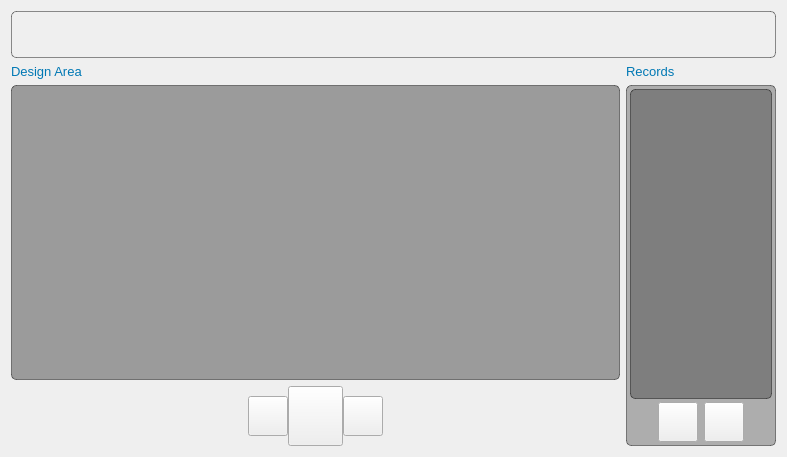
The window that mainwindow.ui (abigdreamer/Objectwheelprivate) describes before a commit, drawn with Qt 5.
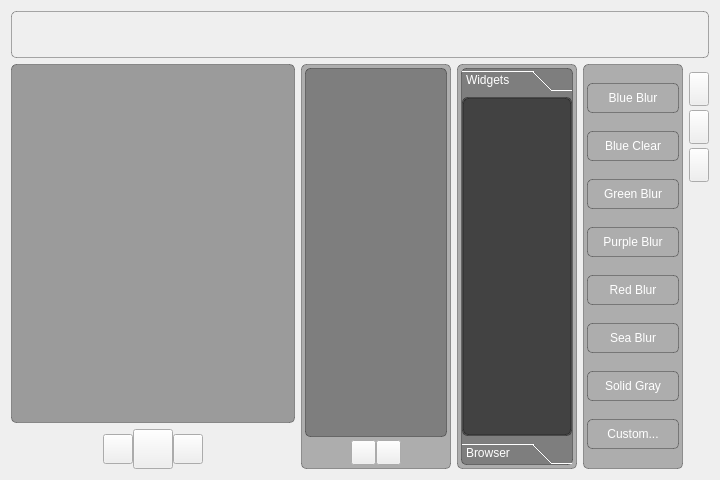
The same window after the commit. Icons and pictures are not drawn.

Commit message: Browser half stable Login screen complete (without portrait) Themes complete Mainscreen changed

```diff
--- a/mainwindow.ui
+++ b/mainwindow.ui
@@ -6,8 +6,8 @@
    <rect>
     <x>0</x>
     <y>0</y>
-    <width>787</width>
-    <height>457</height>
+    <width>720</width>
+    <height>480</height>
    </rect>
   </property>
   <property name="palette">
@@ -91,7 +91,135 @@
 }</string>
    </property>
    <layout class="QGridLayout" name="gridLayout">
-    <item row="2" column="0" colspan="2">
+    <item row="1" column="4" rowspan="2">
+     <layout class="QVBoxLayout" name="verticalLayout_4">
+      <property name="spacing">
+       <number>4</number>
+      </property>
+      <item>
+       <widget class="QPushButton" name="tabButton">
+        <property name="minimumSize">
+         <size>
+          <width>20</width>
+          <height>34</height>
+         </size>
+        </property>
+        <property name="maximumSize">
+         <size>
+          <width>10</width>
+          <height>17</height>
+         </size>
+        </property>
+        <property name="layoutDirection">
+         <enum>Qt::LeftToRight</enum>
+        </property>
+        <property name="styleSheet">
+         <string notr="true">QPushButton#tabButton {
+	border-image: url(:/pics/tab.png);
+ }
+QPushButton#tabButton:pressed {
+	border-image: url(:/pics/tab2.png);
+ }</string>
+        </property>
+        <property name="text">
+         <string/>
+        </property>
+        <property name="icon">
+         <iconset resource="resource.qrc">
+          <normaloff>:/pics/reload.png</normaloff>:/pics/reload.png</iconset>
+        </property>
+        <property name="iconSize">
+         <size>
+          <width>16</width>
+          <height>16</height>
+         </size>
+        </property>
+       </widget>
+      </item>
+      <item>
+       <widget class="QPushButton" name="tabButton_2">
+        <property name="minimumSize">
+         <size>
+          <width>20</width>
+          <height>34</height>
+         </size>
+        </property>
+        <property name="maximumSize">
+         <size>
+          <width>10</width>
+          <height>17</height>
+         </size>
+        </property>
+        <property name="layoutDirection">
+         <enum>Qt::LeftToRight</enum>
+        </property>
+        <property name="styleSheet">
+         <string notr="true">QPushButton#tabButton_2 {
+	border-image: url(:/pics/tab.png);
+ }
+QPushButton#tabButton_2:pressed {
+	border-image: url(:/pics/tab2.png);
+ }</string>
+        </property>
+        <property name="text">
+         <string/>
+        </property>
+        <property name="icon">
+         <iconset resource="resource.qrc">
+          <normaloff>:/drgdrpres/parts.png</normaloff>:/drgdrpres/parts.png</iconset>
+        </property>
+       </widget>
+      </item>
+      <item>
+       <widget class="QPushButton" name="tabButton_3">
+        <property name="minimumSize">
+         <size>
+          <width>20</width>
+          <height>34</height>
+         </size>
+        </property>
+        <property name="maximumSize">
+         <size>
+          <width>10</width>
+          <height>17</height>
+         </size>
+        </property>
+        <property name="layoutDirection">
+         <enum>Qt::LeftToRight</enum>
+        </property>
+        <property name="styleSheet">
+         <string notr="true">QPushButton#tabButton_3 {
+	border-image: url(:/pics/tab.png);
+ }
+QPushButton#tabButton_3:pressed {
+	border-image: url(:/pics/tab2.png);
+ }</string>
+        </property>
+        <property name="text">
+         <string/>
+        </property>
+        <property name="icon">
+         <iconset resource="resource.qrc">
+          <normaloff>:/drgdrpres/theme.png</normaloff>:/drgdrpres/theme.png</iconset>
+        </property>
+       </widget>
+      </item>
+      <item>
+       <spacer name="verticalSpacer">
+        <property name="orientation">
+         <enum>Qt::Vertical</enum>
+        </property>
+        <property name="sizeHint" stdset="0">
+         <size>
+          <width>0</width>
+          <height>40</height>
+         </size>
+        </property>
+       </spacer>
+      </item>
+     </layout>
+    </item>
+    <item row="1" column="0">
      <widget class="QWidget" name="widget" native="true">
       <property name="sizePolicy">
        <sizepolicy hsizetype="Expanding" vsizetype="Expanding">
@@ -219,295 +347,105 @@
       </property>
       <property name="styleSheet">
        <string notr="true">#widget{
-border: 1px solid rgba(0,0,0,110);
+border: 1px solid rgba(0,0,0,80);
 border-radius: 5px;
 background-color: rgba(0, 0, 0, 90);
 }</string>
       </property>
      </widget>
     </item>
-    <item row="3" column="0" colspan="2">
-     <layout class="QHBoxLayout" name="horizontalLayout_3">
-      <property name="spacing">
-       <number>0</number>
+    <item row="1" column="2" rowspan="2">
+     <widget class="QFrame" name="frame">
+      <property name="minimumSize">
+       <size>
+        <width>120</width>
+        <height>0</height>
+       </size>
       </property>
-      <item>
-       <spacer name="horizontalSpacer_4">
-        <property name="orientation">
-         <enum>Qt::Horizontal</enum>
-        </property>
-        <property name="sizeHint" stdset="0">
-         <size>
-          <width>40</width>
-          <height>20</height>
-         </size>
-        </property>
-       </spacer>
-      </item>
-      <item>
-       <widget class="QPushButton" name="backButton">
-        <property name="sizePolicy">
-         <sizepolicy hsizetype="Fixed" vsizetype="Fixed">
-          <horstretch>0</horstretch>
-          <verstretch>0</verstretch>
-         </sizepolicy>
-        </property>
-        <property name="minimumSize">
-         <size>
-          <width>40</width>
-          <height>40</height>
-         </size>
-        </property>
-        <property name="maximumSize">
-         <size>
-          <width>40</width>
-          <height>40</height>
-         </size>
-        </property>
-        <property name="cursor">
-         <cursorShape>PointingHandCursor</cursorShape>
-        </property>
-        <property name="styleSheet">
-         <string notr="true">QPushButton#backButton {
-	border-image: url(:/pics/back.png);
- }
-QPushButton#backButton:pressed {
-	border-image: url(:/pics/back2.png);
- }</string>
-        </property>
-        <property name="text">
-         <string/>
-        </property>
-       </widget>
-      </item>
-      <item>
-       <widget class="QPushButton" name="saveButton">
-        <property name="sizePolicy">
-         <sizepolicy hsizetype="Fixed" vsizetype="Fixed">
-          <horstretch>0</horstretch>
-          <verstretch>0</verstretch>
-         </sizepolicy>
-        </property>
-        <property name="minimumSize">
-         <size>
-          <width>55</width>
-          <height>60</height>
-         </size>
-        </property>
-        <property name="maximumSize">
-         <size>
-          <width>55</width>
-          <height>60</height>
-         </size>
-        </property>
-        <property name="cursor">
-         <cursorShape>PointingHandCursor</cursorShape>
-        </property>
-        <property name="styleSheet">
-         <string notr="true">QPushButton#saveButton {
-	border-image: url(:/pics/save.png);
- }
-QPushButton#saveButton:pressed {
-	border-image: url(:/pics/save2.png);
- }</string>
-        </property>
-        <property name="text">
-         <string/>
-        </property>
-       </widget>
-      </item>
-      <item>
-       <widget class="QPushButton" name="forwardButton">
-        <property name="sizePolicy">
-         <sizepolicy hsizetype="Fixed" vsizetype="Fixed">
-          <horstretch>0</horstretch>
-          <verstretch>0</verstretch>
-         </sizepolicy>
-        </property>
-        <property name="minimumSize">
-         <size>
-          <width>40</width>
-          <height>40</height>
-         </size>
-        </property>
-        <property name="maximumSize">
-         <size>
-          <width>40</width>
-          <height>40</height>
-         </size>
-        </property>
-        <property name="cursor">
-         <cursorShape>PointingHandCursor</cursorShape>
-        </property>
-        <property name="styleSheet">
-         <string notr="true">QPushButton#forwardButton {
-	border-image: url(:/pics/forward.png);
- }
-QPushButton#forwardButton:pressed {
-	border-image: url(:/pics/forward2.png);
- }</string>
-        </property>
-        <property name="text">
-         <string/>
-        </property>
-       </widget>
-      </item>
-      <item>
-       <spacer name="horizontalSpacer_3">
-        <property name="orientation">
-         <enum>Qt::Horizontal</enum>
-        </property>
-        <property name="sizeHint" stdset="0">
-         <size>
-          <width>40</width>
-          <height>20</height>
-         </size>
-        </property>
-       </spacer>
-      </item>
-     </layout>
-    </item>
-    <item row="1" column="0">
-     <widget class="QLabel" name="label">
-      <property name="palette">
-       <palette>
-        <active>
-         <colorrole role="WindowText">
-          <brush brushstyle="SolidPattern">
-           <color alpha="255">
-            <red>0</red>
-            <green>120</green>
-            <blue>180</blue>
-           </color>
-          </brush>
-         </colorrole>
-         <colorrole role="Button">
-          <brush brushstyle="SolidPattern">
-           <color alpha="0">
-            <red>0</red>
-            <green>0</green>
-            <blue>0</blue>
-           </color>
-          </brush>
-         </colorrole>
-         <colorrole role="Base">
-          <brush brushstyle="SolidPattern">
-           <color alpha="0">
-            <red>0</red>
-            <green>0</green>
-            <blue>0</blue>
-           </color>
-          </brush>
-         </colorrole>
-         <colorrole role="Window">
-          <brush brushstyle="SolidPattern">
-           <color alpha="0">
-            <red>0</red>
-            <green>0</green>
-            <blue>0</blue>
-           </color>
-          </brush>
-         </colorrole>
-        </active>
-        <inactive>
-         <colorrole role="WindowText">
-          <brush brushstyle="SolidPattern">
-           <color alpha="255">
-            <red>0</red>
-            <green>120</green>
-            <blue>180</blue>
-           </color>
-          </brush>
-         </colorrole>
-         <colorrole role="Button">
-          <brush brushstyle="SolidPattern">
-           <color alpha="0">
-            <red>0</red>
-            <green>0</green>
-            <blue>0</blue>
-           </color>
-          </brush>
-         </colorrole>
-         <colorrole role="Base">
-          <brush brushstyle="SolidPattern">
-           <color alpha="0">
-            <red>0</red>
-            <green>0</green>
-            <blue>0</blue>
-           </color>
-          </brush>
-         </colorrole>
-         <colorrole role="Window">
-          <brush brushstyle="SolidPattern">
-           <color alpha="0">
-            <red>0</red>
-            <green>0</green>
-            <blue>0</blue>
-           </color>
-          </brush>
-         </colorrole>
-        </inactive>
-        <disabled>
-         <colorrole role="WindowText">
-          <brush brushstyle="SolidPattern">
-           <color alpha="255">
-            <red>190</red>
-            <green>190</green>
-            <blue>190</blue>
-           </color>
-          </brush>
-         </colorrole>
-         <colorrole role="Button">
-          <brush brushstyle="SolidPattern">
-           <color alpha="0">
-            <red>0</red>
-            <green>0</green>
-            <blue>0</blue>
-           </color>
-          </brush>
-         </colorrole>
-         <colorrole role="Base">
-          <brush brushstyle="SolidPattern">
-           <color alpha="0">
-            <red>0</red>
-            <green>0</green>
-            <blue>0</blue>
-           </color>
-          </brush>
-         </colorrole>
-         <colorrole role="Window">
-          <brush brushstyle="SolidPattern">
-           <color alpha="0">
-            <red>0</red>
-            <green>0</green>
-            <blue>0</blue>
-           </color>
-          </brush>
-         </colorrole>
-        </disabled>
-       </palette>
-      </property>
-      <property name="font">
-       <font>
-        <family>Arial</family>
-        <pointsize>10</pointsize>
-       </font>
+      <property name="maximumSize">
+       <size>
+        <width>120</width>
+        <height>16777215</height>
+       </size>
       </property>
       <property name="styleSheet">
-       <string notr="true">
-background-color:transparent;</string>
+       <string notr="true">#frame{
+border: 1px solid rgba(0,0,0,80);
+border-radius: 5px;
+background-color: rgba(0, 0, 0, 70);
+}</string>
       </property>
-      <property name="text">
-       <string>Design Area</string>
+      <property name="frameShape">
+       <enum>QFrame::StyledPanel</enum>
       </property>
+      <property name="frameShadow">
+       <enum>QFrame::Raised</enum>
+      </property>
+      <layout class="QVBoxLayout" name="verticalLayout_2">
+       <property name="spacing">
+        <number>3</number>
+       </property>
+       <property name="leftMargin">
+        <number>3</number>
+       </property>
+       <property name="topMargin">
+        <number>3</number>
+       </property>
+       <property name="rightMargin">
+        <number>3</number>
+       </property>
+       <property name="bottomMargin">
+        <number>3</number>
+       </property>
+       <item>
+        <widget class="QToolBox" name="toolBox">
+         <property name="styleSheet">
+          <string notr="true">color:white;
+border: 1px solid rgba(0,0,0,80);
+border-radius: 5px;
+background-color: rgba(0, 0, 0, 70);
+</string>
+         </property>
+         <property name="currentIndex">
+          <number>0</number>
+         </property>
+         <widget class="QWidget" name="page">
+          <property name="geometry">
+           <rect>
+            <x>0</x>
+            <y>0</y>
+            <width>108</width>
+            <height>339</height>
+           </rect>
+          </property>
+          <attribute name="label">
+           <string>Widgets</string>
+          </attribute>
+         </widget>
+         <widget class="QWidget" name="page_2">
+          <property name="geometry">
+           <rect>
+            <x>0</x>
+            <y>0</y>
+            <width>108</width>
+            <height>339</height>
+           </rect>
+          </property>
+          <attribute name="label">
+           <string>Browser</string>
+          </attribute>
+         </widget>
+        </widget>
+       </item>
+      </layout>
      </widget>
     </item>
-    <item row="2" column="2" rowspan="2">
+    <item row="1" column="1" rowspan="2">
      <widget class="QFrame" name="frame_2">
       <property name="minimumSize">
        <size>
         <width>150</width>
-        <height>150</height>
+        <height>0</height>
        </size>
       </property>
       <property name="maximumSize">
@@ -518,7 +456,7 @@
       </property>
       <property name="styleSheet">
        <string notr="true">#frame_2{
-border: 1px solid rgba(0,0,0,110);
+border: 1px solid rgba(0,0,0,80);
 border-radius: 5px;
 background-color: rgba(0, 0, 0, 70);
 }</string>
@@ -553,12 +491,6 @@
            <verstretch>0</verstretch>
           </sizepolicy>
          </property>
-         <property name="minimumSize">
-          <size>
-           <width>50</width>
-           <height>50</height>
-          </size>
-         </property>
          <property name="palette">
           <palette>
            <active>
@@ -684,7 +616,7 @@
          </property>
          <property name="styleSheet">
           <string notr="true">#masterRecordList{
-border: 1px solid rgba(0,0,0,110);
+border: 1px solid rgba(0,0,0,80);
 border-radius: 5px;
 background-color: rgba(0, 0, 0, 70);
 }</string>
@@ -693,6 +625,9 @@
        </item>
        <item>
         <layout class="QHBoxLayout" name="horizontalLayout">
+         <property name="spacing">
+          <number>0</number>
+         </property>
          <item>
           <spacer name="horizontalSpacer">
            <property name="orientation">
@@ -716,14 +651,14 @@
            </property>
            <property name="minimumSize">
             <size>
-             <width>40</width>
-             <height>40</height>
+             <width>25</width>
+             <height>25</height>
             </size>
            </property>
            <property name="maximumSize">
             <size>
-             <width>40</width>
-             <height>40</height>
+             <width>25</width>
+             <height>25</height>
             </size>
            </property>
            <property name="cursor">
@@ -752,14 +687,14 @@
            </property>
            <property name="minimumSize">
             <size>
-             <width>40</width>
-             <height>40</height>
+             <width>25</width>
+             <height>25</height>
             </size>
            </property>
            <property name="maximumSize">
             <size>
-             <width>40</width>
-             <height>40</height>
+             <width>25</width>
+             <height>25</height>
             </size>
            </property>
            <property name="cursor">
@@ -796,145 +731,151 @@
       </layout>
      </widget>
     </item>
-    <item row="1" column="2">
-     <widget class="QLabel" name="label_2">
-      <property name="palette">
-       <palette>
-        <active>
-         <colorrole role="WindowText">
-          <brush brushstyle="SolidPattern">
-           <color alpha="255">
-            <red>0</red>
-            <green>120</green>
-            <blue>180</blue>
-           </color>
-          </brush>
-         </colorrole>
-         <colorrole role="Button">
-          <brush brushstyle="SolidPattern">
-           <color alpha="0">
-            <red>0</red>
-            <green>0</green>
-            <blue>0</blue>
-           </color>
-          </brush>
-         </colorrole>
-         <colorrole role="Base">
-          <brush brushstyle="SolidPattern">
-           <color alpha="0">
-            <red>0</red>
-            <green>0</green>
-            <blue>0</blue>
-           </color>
-          </brush>
-         </colorrole>
-         <colorrole role="Window">
-          <brush brushstyle="SolidPattern">
-           <color alpha="0">
-            <red>0</red>
-            <green>0</green>
-            <blue>0</blue>
-           </color>
-          </brush>
-         </colorrole>
-        </active>
-        <inactive>
-         <colorrole role="WindowText">
-          <brush brushstyle="SolidPattern">
-           <color alpha="255">
-            <red>0</red>
-            <green>120</green>
-            <blue>180</blue>
-           </color>
-          </brush>
-         </colorrole>
-         <colorrole role="Button">
-          <brush brushstyle="SolidPattern">
-           <color alpha="0">
-            <red>0</red>
-            <green>0</green>
-            <blue>0</blue>
-           </color>
-          </brush>
-         </colorrole>
-         <colorrole role="Base">
-          <brush brushstyle="SolidPattern">
-           <color alpha="0">
-            <red>0</red>
-            <green>0</green>
-            <blue>0</blue>
-           </color>
-          </brush>
-         </colorrole>
-         <colorrole role="Window">
-          <brush brushstyle="SolidPattern">
-           <color alpha="0">
-            <red>0</red>
-            <green>0</green>
-            <blue>0</blue>
-           </color>
-          </brush>
-         </colorrole>
-        </inactive>
-        <disabled>
-         <colorrole role="WindowText">
-          <brush brushstyle="SolidPattern">
-           <color alpha="255">
-            <red>190</red>
-            <green>190</green>
-            <blue>190</blue>
-           </color>
-          </brush>
-         </colorrole>
-         <colorrole role="Button">
-          <brush brushstyle="SolidPattern">
-           <color alpha="0">
-            <red>0</red>
-            <green>0</green>
-            <blue>0</blue>
-           </color>
-          </brush>
-         </colorrole>
-         <colorrole role="Base">
-          <brush brushstyle="SolidPattern">
-           <color alpha="0">
-            <red>0</red>
-            <green>0</green>
-            <blue>0</blue>
-           </color>
-          </brush>
-         </colorrole>
-         <colorrole role="Window">
-          <brush brushstyle="SolidPattern">
-           <color alpha="0">
-            <red>0</red>
-            <green>0</green>
-            <blue>0</blue>
-           </color>
-          </brush>
-         </colorrole>
-        </disabled>
-       </palette>
+    <item row="2" column="0">
+     <layout class="QHBoxLayout" name="horizontalLayout_3">
+      <property name="spacing">
+       <number>0</number>
       </property>
-      <property name="font">
-       <font>
-        <family>Arial</family>
-        <pointsize>10</pointsize>
-       </font>
-      </property>
-      <property name="styleSheet">
-       <string notr="true">
-background-color:transparent;</string>
-      </property>
-      <property name="text">
-       <string>Records</string>
-      </property>
-     </widget>
+      <item>
+       <spacer name="horizontalSpacer_4">
+        <property name="orientation">
+         <enum>Qt::Horizontal</enum>
+        </property>
+        <property name="sizeHint" stdset="0">
+         <size>
+          <width>40</width>
+          <height>20</height>
+         </size>
+        </property>
+       </spacer>
+      </item>
+      <item>
+       <widget class="QPushButton" name="backButton">
+        <property name="sizePolicy">
+         <sizepolicy hsizetype="Fixed" vsizetype="Fixed">
+          <horstretch>0</horstretch>
+          <verstretch>0</verstretch>
+         </sizepolicy>
+        </property>
+        <property name="minimumSize">
+         <size>
+          <width>30</width>
+          <height>30</height>
+         </size>
+        </property>
+        <property name="maximumSize">
+         <size>
+          <width>30</width>
+          <height>30</height>
+         </size>
+        </property>
+        <property name="cursor">
+         <cursorShape>ArrowCursor</cursorShape>
+        </property>
+        <property name="styleSheet">
+         <string notr="true">QPushButton#backButton {
+	border-image: url(:/pics/back.png);
+ }
+QPushButton#backButton:pressed {
+	border-image: url(:/pics/back2.png);
+ }</string>
+        </property>
+        <property name="text">
+         <string/>
+        </property>
+       </widget>
+      </item>
+      <item>
+       <widget class="QPushButton" name="saveButton">
+        <property name="sizePolicy">
+         <sizepolicy hsizetype="Fixed" vsizetype="Fixed">
+          <horstretch>0</horstretch>
+          <verstretch>0</verstretch>
+         </sizepolicy>
+        </property>
+        <property name="minimumSize">
+         <size>
+          <width>40</width>
+          <height>40</height>
+         </size>
+        </property>
+        <property name="maximumSize">
+         <size>
+          <width>40</width>
+          <height>40</height>
+         </size>
+        </property>
+        <property name="cursor">
+         <cursorShape>ArrowCursor</cursorShape>
+        </property>
+        <property name="styleSheet">
+         <string notr="true">QPushButton#saveButton {
+	border-image: url(:/pics/save.png);
+ }
+QPushButton#saveButton:pressed {
+	border-image: url(:/pics/save2.png);
+ }</string>
+        </property>
+        <property name="text">
+         <string/>
+        </property>
+       </widget>
+      </item>
+      <item>
+       <widget class="QPushButton" name="forwardButton">
+        <property name="sizePolicy">
+         <sizepolicy hsizetype="Fixed" vsizetype="Fixed">
+          <horstretch>0</horstretch>
+          <verstretch>0</verstretch>
+         </sizepolicy>
+        </property>
+        <property name="minimumSize">
+         <size>
+          <width>30</width>
+          <height>30</height>
+         </size>
+        </property>
+        <property name="maximumSize">
+         <size>
+          <width>30</width>
+          <height>30</height>
+         </size>
+        </property>
+        <property name="cursor">
+         <cursorShape>ArrowCursor</cursorShape>
+        </property>
+        <property name="styleSheet">
+         <string notr="true">QPushButton#forwardButton {
+	border-image: url(:/pics/forward.png);
+ }
+QPushButton#forwardButton:pressed {
+	border-image: url(:/pics/forward2.png);
+ }</string>
+        </property>
+        <property name="text">
+         <string/>
+        </property>
+       </widget>
+      </item>
+      <item>
+       <spacer name="horizontalSpacer_3">
+        <property name="orientation">
+         <enum>Qt::Horizontal</enum>
+        </property>
+        <property name="sizeHint" stdset="0">
+         <size>
+          <width>40</width>
+          <height>20</height>
+         </size>
+        </property>
+       </spacer>
+      </item>
+     </layout>
     </item>
-    <item row="0" column="0" colspan="3">
+    <item row="0" column="0" colspan="5">
      <widget class="QFrame" name="frame_3">
       <property name="sizePolicy">
-       <sizepolicy hsizetype="Expanding" vsizetype="Preferred">
+       <sizepolicy hsizetype="Expanding" vsizetype="Fixed">
         <horstretch>0</horstretch>
         <verstretch>0</verstretch>
        </sizepolicy>
@@ -943,7 +884,7 @@
        <string notr="true">#frame_3 {
 	background-color: qlineargradient(spread:pad, x1:0.5, y1:1, x2:0.488636, y2:0, stop:0.238636 rgba(0, 0, 0, 120), stop:1 rgba(179, 179, 179, 5
 ));
-border: 1px solid rgba(0,0,0,110);
+border: 1px solid rgba(0,0,0,80);
 border-radius: 5px;
 }</string>
       </property>
@@ -1032,6 +973,300 @@
       </layout>
      </widget>
     </item>
+    <item row="1" column="3" rowspan="2">
+     <widget class="QFrame" name="frame_4">
+      <property name="minimumSize">
+       <size>
+        <width>100</width>
+        <height>0</height>
+       </size>
+      </property>
+      <property name="maximumSize">
+       <size>
+        <width>100</width>
+        <height>16777215</height>
+       </size>
+      </property>
+      <property name="styleSheet">
+       <string notr="true">#frame_4{
+border: 1px solid rgba(0,0,0,80);
+border-radius: 5px;
+background-color: rgba(0, 0, 0, 70);
+}</string>
+      </property>
+      <property name="frameShape">
+       <enum>QFrame::StyledPanel</enum>
+      </property>
+      <property name="frameShadow">
+       <enum>QFrame::Raised</enum>
+      </property>
+      <layout class="QVBoxLayout" name="verticalLayout_3">
+       <property name="spacing">
+        <number>3</number>
+       </property>
+       <property name="leftMargin">
+        <number>3</number>
+       </property>
+       <property name="topMargin">
+        <number>3</number>
+       </property>
+       <property name="rightMargin">
+        <number>3</number>
+       </property>
+       <property name="bottomMargin">
+        <number>3</number>
+       </property>
+       <item>
+        <widget class="QPushButton" name="pushButton_3">
+         <property name="minimumSize">
+          <size>
+           <width>0</width>
+           <height>30</height>
+          </size>
+         </property>
+         <property name="styleSheet">
+          <string notr="true">
+	background-color: qlineargradient(spread:pad, x1:0.5, y1:1, x2:0.488636, y2:0, stop:0.238636 rgba(0, 0, 0, 120), stop:1 rgba(179, 179, 179, 5
+));
+border: 1px solid rgba(0,0,0,80);
+border-radius: 5px;
+color:white;</string>
+         </property>
+         <property name="text">
+          <string>Blue Blur</string>
+         </property>
+         <property name="icon">
+          <iconset resource="drgdrpres.qrc">
+           <normaloff>:/pics/backgrounds/blue_blur.jpg</normaloff>:/pics/backgrounds/blue_blur.jpg</iconset>
+         </property>
+         <property name="iconSize">
+          <size>
+           <width>20</width>
+           <height>20</height>
+          </size>
+         </property>
+        </widget>
+       </item>
+       <item>
+        <widget class="QPushButton" name="pushButton_2">
+         <property name="minimumSize">
+          <size>
+           <width>0</width>
+           <height>30</height>
+          </size>
+         </property>
+         <property name="styleSheet">
+          <string notr="true">
+	background-color: qlineargradient(spread:pad, x1:0.5, y1:1, x2:0.488636, y2:0, stop:0.238636 rgba(0, 0, 0, 120), stop:1 rgba(179, 179, 179, 5
+));
+border: 1px solid rgba(0,0,0,80);
+border-radius: 5px;
+color:white;</string>
+         </property>
+         <property name="text">
+          <string>Blue Clear</string>
+         </property>
+         <property name="icon">
+          <iconset resource="drgdrpres.qrc">
+           <normaloff>:/pics/backgrounds/blue_clear.jpg</normaloff>:/pics/backgrounds/blue_clear.jpg</iconset>
+         </property>
+         <property name="iconSize">
+          <size>
+           <width>20</width>
+           <height>20</height>
+          </size>
+         </property>
+        </widget>
+       </item>
+       <item>
+        <widget class="QPushButton" name="pushButton_4">
+         <property name="minimumSize">
+          <size>
+           <width>0</width>
+           <height>30</height>
+          </size>
+         </property>
+         <property name="styleSheet">
+          <string notr="true">
+	background-color: qlineargradient(spread:pad, x1:0.5, y1:1, x2:0.488636, y2:0, stop:0.238636 rgba(0, 0, 0, 120), stop:1 rgba(179, 179, 179, 5
+));
+border: 1px solid rgba(0,0,0,80);
+border-radius: 5px;
+color:white;</string>
+         </property>
+         <property name="text">
+          <string>Green Blur</string>
+         </property>
+         <property name="icon">
+          <iconset resource="drgdrpres.qrc">
+           <normaloff>:/pics/backgrounds/green_blur.jpg</normaloff>:/pics/backgrounds/green_blur.jpg</iconset>
+         </property>
+         <property name="iconSize">
+          <size>
+           <width>20</width>
+           <height>20</height>
+          </size>
+         </property>
+        </widget>
+       </item>
+       <item>
+        <widget class="QPushButton" name="pushButton">
+         <property name="minimumSize">
+          <size>
+           <width>0</width>
+           <height>30</height>
+          </size>
+         </property>
+         <property name="styleSheet">
+          <string notr="true">
+	background-color: qlineargradient(spread:pad, x1:0.5, y1:1, x2:0.488636, y2:0, stop:0.238636 rgba(0, 0, 0, 120), stop:1 rgba(179, 179, 179, 5
+));
+border: 1px solid rgba(0,0,0,80);
+border-radius: 5px;
+color:white;</string>
+         </property>
+         <property name="text">
+          <string>Purple Blur</string>
+         </property>
+         <property name="icon">
+          <iconset resource="drgdrpres.qrc">
+           <normaloff>:/pics/backgrounds/purple_blur.jpg</normaloff>:/pics/backgrounds/purple_blur.jpg</iconset>
+         </property>
+         <property name="iconSize">
+          <size>
+           <width>20</width>
+           <height>20</height>
+          </size>
+         </property>
+        </widget>
+       </item>
+       <item>
+        <widget class="QPushButton" name="pushButton_6">
+         <property name="minimumSize">
+          <size>
+           <width>0</width>
+           <height>30</height>
+          </size>
+         </property>
+         <property name="styleSheet">
+          <string notr="true">
+	background-color: qlineargradient(spread:pad, x1:0.5, y1:1, x2:0.488636, y2:0, stop:0.238636 rgba(0, 0, 0, 120), stop:1 rgba(179, 179, 179, 5
+));
+border: 1px solid rgba(0,0,0,80);
+border-radius: 5px;
+color:white;</string>
+         </property>
+         <property name="text">
+          <string>Red Blur</string>
+         </property>
+         <property name="icon">
+          <iconset resource="drgdrpres.qrc">
+           <normaloff>:/pics/backgrounds/red_blur.jpg</normaloff>:/pics/backgrounds/red_blur.jpg</iconset>
+         </property>
+         <property name="iconSize">
+          <size>
+           <width>20</width>
+           <height>20</height>
+          </size>
+         </property>
+        </widget>
+       </item>
+       <item>
+        <widget class="QPushButton" name="pushButton_5">
+         <property name="minimumSize">
+          <size>
+           <width>0</width>
+           <height>30</height>
+          </size>
+         </property>
+         <property name="styleSheet">
+          <string notr="true">
+	background-color: qlineargradient(spread:pad, x1:0.5, y1:1, x2:0.488636, y2:0, stop:0.238636 rgba(0, 0, 0, 120), stop:1 rgba(179, 179, 179, 5
+));
+border: 1px solid rgba(0,0,0,80);
+border-radius: 5px;
+color:white;</string>
+         </property>
+         <property name="text">
+          <string>Sea Blur</string>
+         </property>
+         <property name="icon">
+          <iconset resource="drgdrpres.qrc">
+           <normaloff>:/pics/backgrounds/sea_blur.jpg</normaloff>:/pics/backgrounds/sea_blur.jpg</iconset>
+         </property>
+         <property name="iconSize">
+          <size>
+           <width>20</width>
+           <height>20</height>
+          </size>
+         </property>
+        </widget>
+       </item>
+       <item>
+        <widget class="QPushButton" name="pushButton_7">
+         <property name="minimumSize">
+          <size>
+           <width>0</width>
+           <height>30</height>
+          </size>
+         </property>
+         <property name="styleSheet">
+          <string notr="true">
+	background-color: qlineargradient(spread:pad, x1:0.5, y1:1, x2:0.488636, y2:0, stop:0.238636 rgba(0, 0, 0, 120), stop:1 rgba(179, 179, 179, 5
+));
+border: 1px solid rgba(0,0,0,80);
+border-radius: 5px;
+color:white;</string>
+         </property>
+         <property name="text">
+          <string>Solid Gray</string>
+         </property>
+         <property name="icon">
+          <iconset resource="drgdrpres.qrc">
+           <normaloff>:/pics/backgrounds/solid_gray.jpg</normaloff>:/pics/backgrounds/solid_gray.jpg</iconset>
+         </property>
+         <property name="iconSize">
+          <size>
+           <width>20</width>
+           <height>20</height>
+          </size>
+         </property>
+        </widget>
+       </item>
+       <item>
+        <widget class="QPushButton" name="pushButton_8">
+         <property name="minimumSize">
+          <size>
+           <width>20</width>
+           <height>30</height>
+          </size>
+         </property>
+         <property name="styleSheet">
+          <string notr="true">
+	background-color: qlineargradient(spread:pad, x1:0.5, y1:1, x2:0.488636, y2:0, stop:0.238636 rgba(0, 0, 0, 120), stop:1 rgba(179, 179, 179, 5
+));
+border: 1px solid rgba(0,0,0,80);
+border-radius: 5px;
+color:white;</string>
+         </property>
+         <property name="text">
+          <string>Custom...</string>
+         </property>
+         <property name="icon">
+          <iconset resource="resource.qrc">
+           <normaloff>:/pics/backgrounds/custom.jpg</normaloff>:/pics/backgrounds/custom.jpg</iconset>
+         </property>
+         <property name="iconSize">
+          <size>
+           <width>20</width>
+           <height>20</height>
+          </size>
+         </property>
+        </widget>
+       </item>
+      </layout>
+     </widget>
+    </item>
    </layout>
   </widget>
  </widget>
```
Left out of the diff: 7 changed lines with no effect on the pictures. The commit also changes 36 other files.
